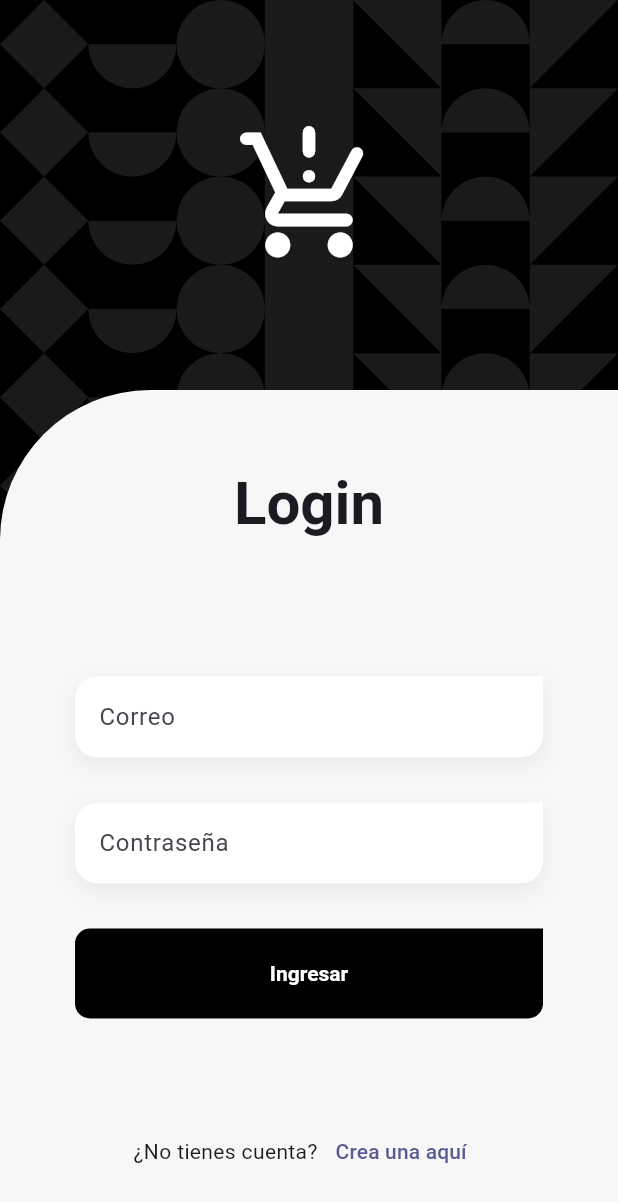
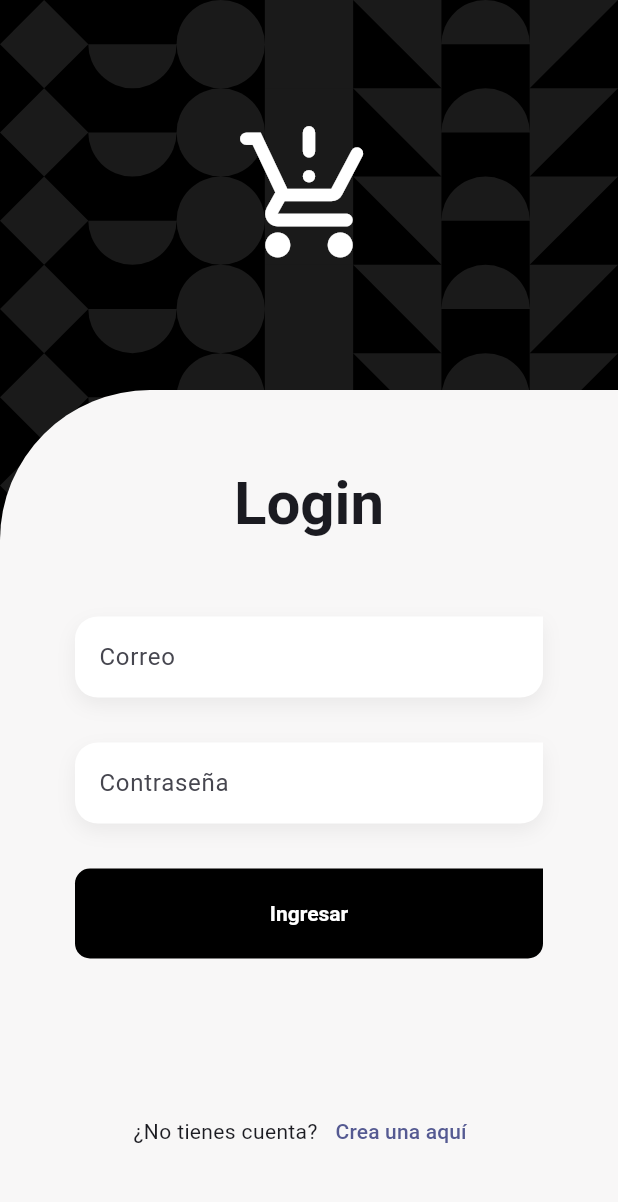
Before and after one commit to rlarreasanchez/flutter-teslo-app, a Flutter app: the screen it shows after launch, on a phone screen of 412 x 824 dp. Shown: the top 1202 px of the screen. Run offline on Flutter 3.47's test engine with Material 2 defaults, Android fonts, the phone set to English and light mode, and no system bars; our stand-ins replace flutter_riverpod, formz, go_router, google_fonts; project files that could hold a hidden picture were left out.

Commit message:
Se conecta el formulario de login con su provider

```diff
--- a/lib/features/auth/presentation/screens/login_screen.dart
+++ b/lib/features/auth/presentation/screens/login_screen.dart
@@ -1,14 +1,14 @@
 import 'package:flutter/material.dart';
+import 'package:flutter_riverpod/flutter_riverpod.dart';
 import 'package:go_router/go_router.dart';
+import 'package:teslo_shop/features/auth/providers/providers.dart';
 import 'package:teslo_shop/features/shared/shared.dart';
-
 
 class LoginScreen extends StatelessWidget {
   const LoginScreen({super.key});
 
   @override
   Widget build(BuildContext context) {
-
     final size = MediaQuery.of(context).size;
     final scaffoldBackgroundColor = Theme.of(context).scaffoldBackgroundColor;
 
@@ -21,88 +21,84 @@ class LoginScreen extends StatelessWidget {
         child: Column(
           crossAxisAlignment: CrossAxisAlignment.center,
           children: [
-                const SizedBox( height: 80 ),
+            const SizedBox(height: 80),
             // Icon Banner
             const Icon(
               Icons.production_quantity_limits_rounded,
               color: Colors.white,
               size: 100,
             ),
-                const SizedBox( height: 80 ),
+            const SizedBox(height: 80),
 
             Container(
               height: size.height - 260, // 80 los dos sizebox y 100 el ícono
               width: double.infinity,
               decoration: BoxDecoration(
                 color: scaffoldBackgroundColor,
-                    borderRadius: const BorderRadius.only(topLeft: Radius.circular(100)),
+                borderRadius:
+                    const BorderRadius.only(topLeft: Radius.circular(100)),
               ),
               child: const _LoginForm(),
             )
           ],
         ),
-          )
-        )
-      ),
+      ))),
     );
   }
 }
 
-class _LoginForm extends StatelessWidget {
+class _LoginForm extends ConsumerWidget {
   const _LoginForm();
 
   @override
-  Widget build(BuildContext context) {
-
+  Widget build(BuildContext context, WidgetRef ref) {
+    final loginForm = ref.watch(loginFormProvider);
     final textStyles = Theme.of(context).textTheme;
 
     return Padding(
       padding: const EdgeInsets.symmetric(horizontal: 50),
       child: Column(
         children: [
-          const SizedBox( height: 50 ),
-          Text('Login', style: textStyles.titleLarge ),
-          const SizedBox( height: 90 ),
-
-          const CustomTextFormField(
+          const SizedBox(height: 50),
+          Text('Login', style: textStyles.titleLarge),
+          const SizedBox(height: 50),
+          CustomTextFormField(
             label: 'Correo',
             keyboardType: TextInputType.emailAddress,
+            onChanged: ref.read(loginFormProvider.notifier).onEmailChange,
+            errorMessage:
+                loginForm.isFormPosted ? loginForm.email.errorMessage : null,
           ),
-          const SizedBox( height: 30 ),
-
-          const CustomTextFormField(
+          const SizedBox(height: 30),
+          CustomTextFormField(
             label: 'Contraseña',
             obscureText: true,
+            onChanged: ref.read(loginFormProvider.notifier).onPasswordChange,
+            errorMessage:
+                loginForm.isFormPosted ? loginForm.password.errorMessage : null,
           ),
-
-          const SizedBox( height: 30 ),
-
+          const SizedBox(height: 30),
           SizedBox(
               width: double.infinity,
               height: 60,
               child: CustomFilledButton(
                 text: 'Ingresar',
                 buttonColor: Colors.black,
-              onPressed: (){
-
+                onPressed: () {
+                  ref.read(loginFormProvider.notifier).onFormSubmit();
                 },
-            )
-          ),
-
-          const Spacer( flex: 2 ),
-
+              )),
+          const Spacer(flex: 2),
           Row(
             mainAxisAlignment: MainAxisAlignment.center,
             children: [
               const Text('¿No tienes cuenta?'),
               TextButton(
-                onPressed: ()=> context.push('/register'),
-                child: const Text('Crea una aquí')
-              )
+                  onPressed: () => context.push('/register'),
+                  child: const Text('Crea una aquí'))
             ],
           ),
-
-          const Spacer( flex: 1),
+          const Spacer(flex: 1),
         ],
       ),
     );
--- a/lib/features/auth/providers/providers.dart
+++ b/lib/features/auth/providers/providers.dart
@@ -0,0 +1 @@
+export 'login_form_provider.dart';
--- a/lib/features/shared/widgets/custom_text_form_field.dart
+++ b/lib/features/shared/widgets/custom_text_form_field.dart
@@ -1,8 +1,6 @@
 import 'package:flutter/material.dart';
 
-
 class CustomTextFormField extends StatelessWidget {
-
   final String? label;
   final String? hint;
   final String? errorMessage;
@@ -24,13 +22,11 @@ class CustomTextFormField extends StatelessWidget {
 
   @override
   Widget build(BuildContext context) {
-
     final colors = Theme.of(context).colorScheme;
 
     final border = OutlineInputBorder(
         borderSide: const BorderSide(color: Colors.transparent),
-      borderRadius: BorderRadius.circular(40)
-    );
+        borderRadius: BorderRadius.circular(40));
 
     const borderRadius = Radius.circular(15);
 
@@ -38,27 +34,31 @@ class CustomTextFormField extends StatelessWidget {
       // padding: const EdgeInsets.only(bottom: 0, top: 15),
       decoration: BoxDecoration(
           color: Colors.white,
-        borderRadius: const BorderRadius.only(topLeft: borderRadius, bottomLeft: borderRadius, bottomRight: borderRadius ),
+          borderRadius: const BorderRadius.only(
+              topLeft: borderRadius,
+              bottomLeft: borderRadius,
+              bottomRight: borderRadius),
           boxShadow: [
             BoxShadow(
                 color: Colors.black.withOpacity(0.06),
                 blurRadius: 10,
-            offset: const Offset(0,5)
-          )
-        ]
-      ),
+                offset: const Offset(0, 5))
+          ]),
       child: TextFormField(
         onChanged: onChanged,
         validator: validator,
         obscureText: obscureText,
         keyboardType: keyboardType,
-        style: const TextStyle( fontSize: 20, color: Colors.black54 ),
+        style: const TextStyle(fontSize: 20, color: Colors.black54),
         decoration: InputDecoration(
-          floatingLabelStyle: const TextStyle(color: Colors.black, fontWeight: FontWeight.bold, fontSize: 18),
+          floatingLabelStyle: const TextStyle(
+              color: Colors.black, fontWeight: FontWeight.bold, fontSize: 18),
           enabledBorder: border,
           focusedBorder: border,
-          errorBorder: border.copyWith( borderSide: BorderSide( color: Colors.red.shade800 )),
-          focusedErrorBorder: border.copyWith( borderSide: BorderSide( color: Colors.red.shade800 )),
+          errorBorder: border.copyWith(
+              borderSide: const BorderSide(color: Colors.transparent)),
+          focusedErrorBorder: border.copyWith(
+              borderSide: const BorderSide(color: Colors.transparent)),
           isDense: true,
           label: label != null ? Text(label!) : null,
           hintText: hint,
```
Also changed, not shown: lib/features/auth/presentation/screens/register_screen.dart (+27 -44 lines), lib/features/auth/providers/login_form_provider.dart (+77 -5 lines). Lines whose indentation alone changed are shown as unchanged.
